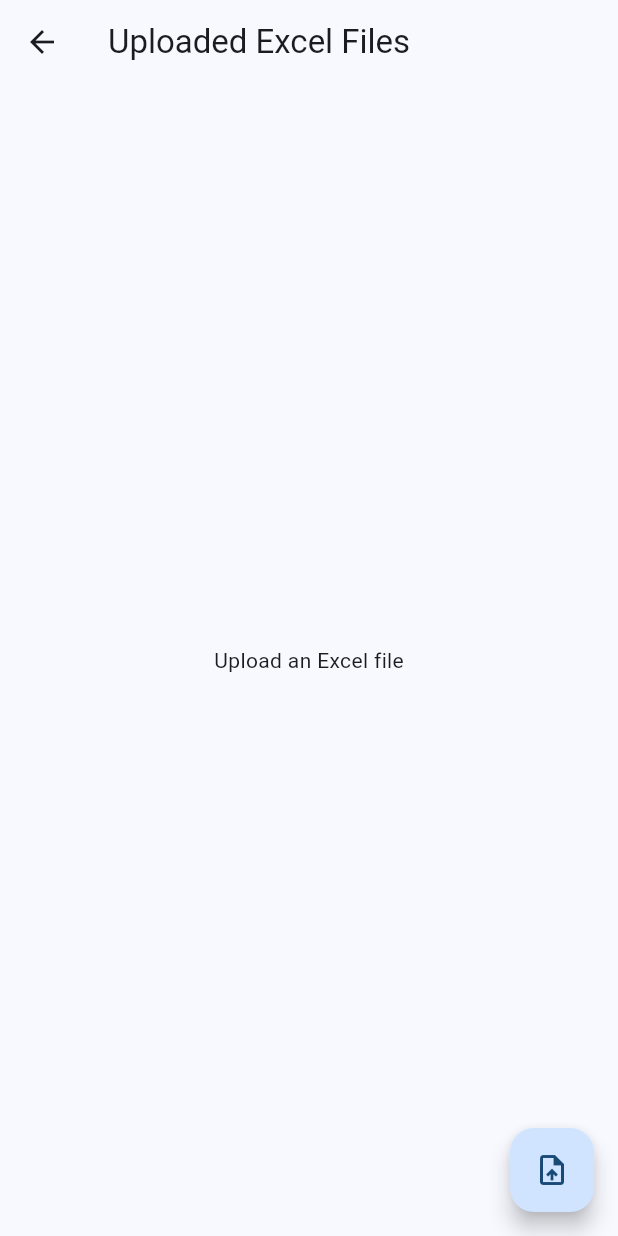
After one commit to vineetkumarsharma17/sumio_calc, a Flutter app: the HomePage screen opened directly, on a phone screen of 412 x 824 dp. The commit adds this screen. Run offline on Flutter 3.47's test engine with Material 3 defaults, Android fonts, the phone set to English and light mode, and no system bars; our stand-ins replace file_picker, get; missing offline and left inert: excel; Roboto replaces fonts that are missing (Poppins).

Commit message:
excel-file-picker-done

```diff
--- a/lib/app/controllers/calculator_controller.dart
+++ b/lib/app/controllers/calculator_controller.dart
@@ -1,6 +1,5 @@
 import 'package:get/get.dart';
-import 'package:sumio_calc/app/routs/routs.dart';
-import 'package:sumio_calc/app/views/excelViewer.dart';
+import 'package:sumio_calc/app/excelViewer/view/home_page.dart';
 
 class CalculatorController extends GetxController {
   RxString expression = ''.obs;
@@ -38,7 +37,7 @@ class CalculatorController extends GetxController {
   void checkSecretCode() {
     if (expression.value == '1122') {
       //Get.toNamed('/excelViewer');
-      Get.to(() => ExcelViewerView());
+      Get.to(() => HomePage());
     }
   }
 
--- a/lib/app/excelViewer/controller.dart
+++ b/lib/app/excelViewer/controller.dart
@@ -1 +1,48 @@
-class ExcelViewerController {}
+import 'dart:io';
+import 'package:excel/excel.dart';
+import 'package:get/get.dart';
+
+class ExcelFileModel {
+  final String fileName;
+  final String filePath;
+  final List<String> columns;
+  final List<List<String>> rows;
+
+  ExcelFileModel({
+    required this.fileName,
+    required this.filePath,
+    required this.columns,
+    required this.rows,
+  });
+}
+
+class ExcelController extends GetxController {
+  var files = <ExcelFileModel>[].obs;
+
+  Future<void> pickExcelFile(String filePath, String fileName) async {
+    final bytes = File(filePath).readAsBytesSync();
+    final excel = Excel.decodeBytes(bytes);
+
+    final sheet = excel.tables.keys.first;
+    final table = excel.tables[sheet]!;
+
+    // Columns
+    List<String> headers =
+        table.rows.first.map((c) => c?.value.toString() ?? "").toList();
+
+    // Rows
+    List<List<String>> dataRows = table.rows
+        .skip(1)
+        .map((row) => row.map((c) => c?.value.toString() ?? "").toList())
+        .toList();
+
+    files.add(
+      ExcelFileModel(
+        fileName: fileName,
+        filePath: filePath,
+        columns: headers,
+        rows: dataRows,
+      ),
+    );
+  }
+}
--- /dev/null
+++ b/lib/app/excelViewer/view/home_page.dart
@@ -0,0 +1,58 @@
+import 'package:flutter/material.dart';
+import 'package:file_picker/file_picker.dart';
+import 'package:get/get.dart';
+import 'package:sumio_calc/app/excelViewer/controller.dart';
+import 'excel_detail_page.dart';
+
+class HomePage extends StatelessWidget {
+  final ExcelController excelController = Get.put(ExcelController());
+
+  Future<void> pickExcel() async {
+    FilePickerResult? result = await FilePicker.platform.pickFiles(
+      type: FileType.custom,
+      allowedExtensions: ['xlsx', 'xls'],
+    );
+
+    if (result != null) {
+      await excelController.pickExcelFile(
+        result.files.single.path!,
+        result.files.single.name,
+      );
+    }
+  }
+
+  @override
+  Widget build(BuildContext context) {
+    return Scaffold(
+      appBar: AppBar(title: const Text("Uploaded Excel Files")),
+      floatingActionButton: FloatingActionButton(
+        child: const Icon(Icons.upload_file),
+        onPressed: pickExcel,
+      ),
+      body: Obx(() {
+        if (excelController.files.isEmpty) {
+          return const Center(
+            child: Text("Upload an Excel file"),
+          );
+        }
+
+        return ListView.builder(
+          itemCount: excelController.files.length,
+          itemBuilder: (context, index) {
+            final file = excelController.files[index];
+
+            return ListTile(
+              leading: const Icon(Icons.file_copy),
+              title: Text(file.fileName),
+              subtitle: Text("Tap to view data"),
+              trailing: const Icon(Icons.arrow_forward_ios),
+              onTap: () {
+                Get.to(() => ExcelDetailPage(fileModel: file));
+              },
+            );
+          },
+        );
+      }),
+    );
+  }
+}
--- a/lib/app/routs/routs.dart
+++ /dev/null
@@ -1,3 +0,0 @@
-class Routes {
-  static const excelViewer = '/excelViewer';
-}
```
Also changed, not shown: lib/app/excelViewer/view/excel_detail_page.dart (added, +51 -0 lines), lib/app/routs/app_page.dart (deleted, +0 -14 lines), lib/app/views/excelViewer.dart (deleted, +0 -72 lines).
